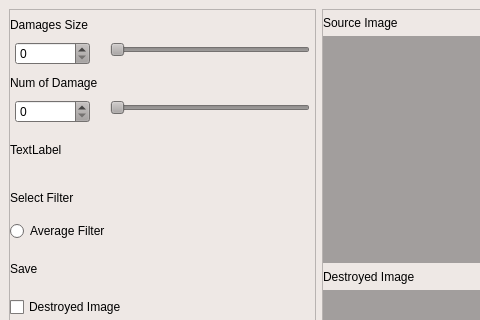
First picture: the form in mainwindow.ui, repository raidgar98/AMF_v1, before the edit; both pictures show x 0 to 480 and y 0 to 320 of the 1005 by 527 pixel window.
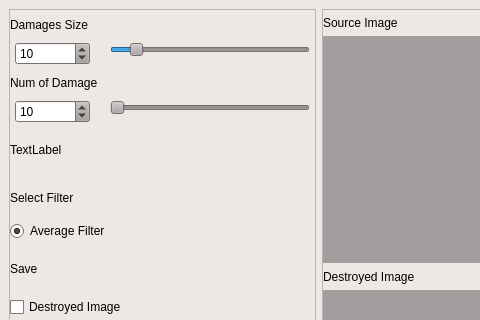
Second picture: the form after the edit.

What changed in the file:
```diff
--- a/mainwindow.ui
+++ b/mainwindow.ui
@@ -1437,6 +1437,9 @@
                <property name="maximum">
                 <number>100</number>
                </property>
+               <property name="value">
+                <number>10</number>
+               </property>
               </widget>
              </item>
              <item row="0" column="1">
@@ -1892,6 +1895,9 @@
                <property name="maximum">
                 <number>100</number>
                </property>
+               <property name="value">
+                <number>10</number>
+               </property>
                <property name="orientation">
                 <enum>Qt::Horizontal</enum>
                </property>
@@ -2827,6 +2833,9 @@
                <property name="maximum">
                 <number>10000</number>
                </property>
+               <property name="value">
+                <number>10</number>
+               </property>
               </widget>
              </item>
              <item row="0" column="1">
@@ -4202,6 +4211,9 @@
              <property name="text">
               <string>Average Filter</string>
              </property>
+             <property name="checked">
+              <bool>true</bool>
+             </property>
             </widget>
            </item>
           </layout>
```
Left out of the diff: 3 changed lines with no effect on the pictures.
